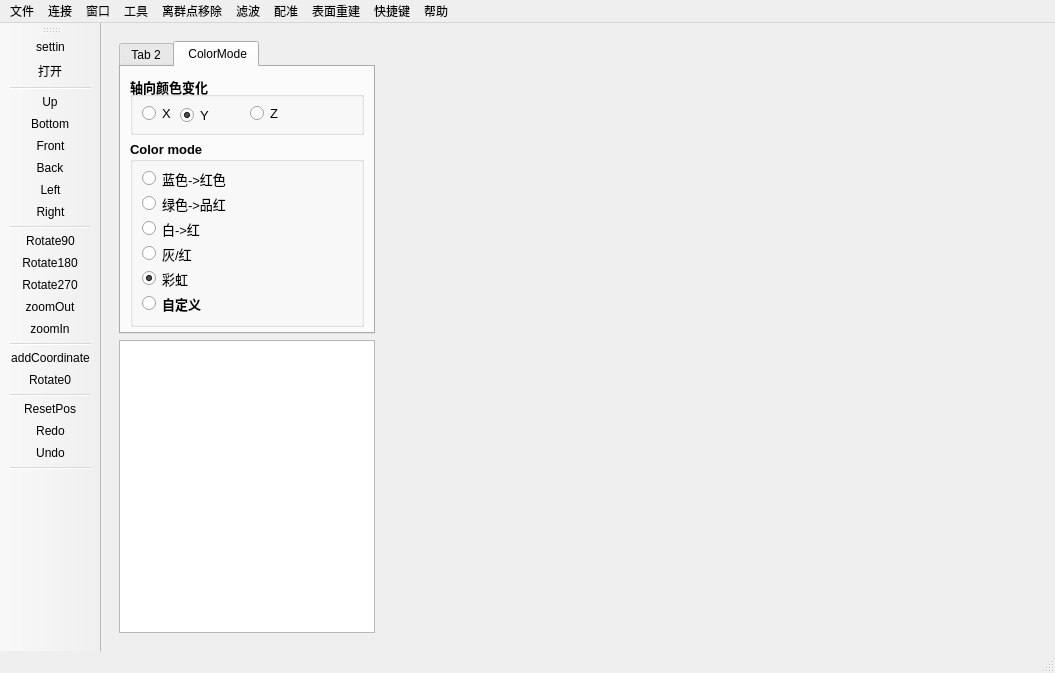
Above: pclvisualizer.ui from luolaihua/point-cloud-viewer before the change. Below: the same form after it.
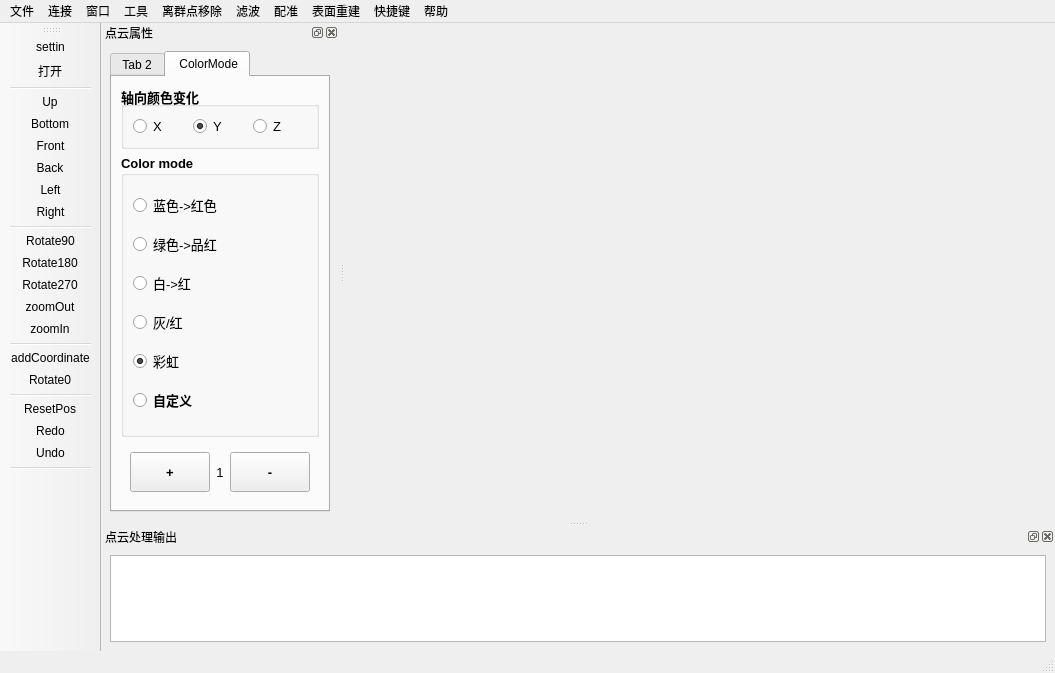
That is the form after the change. The open tabs and pages were chosen to show the change. Icons and pictures are not drawn. Custom widgets are drawn as their Qt base class.

Commit message: 增加dock窗口，以及listWidget

```diff
--- a/pclvisualizer.ui
+++ b/pclvisualizer.ui
@@ -14,389 +14,8 @@
    <string>PCLVisualizer</string>
   </property>
   <widget class="QWidget" name="centralwidget">
-   <layout class="QHBoxLayout" name="horizontalLayout_4">
-    <item>
-     <widget class="QWidget" name="widget_2" native="true">
-      <property name="sizePolicy">
-       <sizepolicy hsizetype="Expanding" vsizetype="Expanding">
-        <horstretch>0</horstretch>
-        <verstretch>0</verstretch>
-       </sizepolicy>
-      </property>
-      <layout class="QVBoxLayout" name="verticalLayout_4">
-       <item>
-        <widget class="QTabWidget" name="tabWidget">
-         <property name="sizePolicy">
-          <sizepolicy hsizetype="Expanding" vsizetype="Expanding">
-           <horstretch>0</horstretch>
-           <verstretch>0</verstretch>
-          </sizepolicy>
-         </property>
-         <property name="currentIndex">
-          <number>1</number>
-         </property>
-         <widget class="QWidget" name="tab_2">
-          <attribute name="title">
-           <string>Tab 2</string>
-          </attribute>
-         </widget>
-         <widget class="QWidget" name="tab">
-          <attribute name="title">
-           <string> ColorMode</string>
-          </attribute>
-          <widget class="QGroupBox" name="groupBox_ColorMode">
-           <property name="geometry">
-            <rect>
-             <x>9</x>
-             <y>74</y>
-             <width>234</width>
-             <height>186</height>
-            </rect>
-           </property>
-           <property name="sizePolicy">
-            <sizepolicy hsizetype="Expanding" vsizetype="Expanding">
-             <horstretch>0</horstretch>
-             <verstretch>0</verstretch>
-            </sizepolicy>
-           </property>
-           <property name="minimumSize">
-            <size>
-             <width>0</width>
-             <height>0</height>
-            </size>
-           </property>
-           <property name="font">
-            <font>
-             <pointsize>10</pointsize>
-             <weight>75</weight>
-             <bold>true</bold>
-            </font>
-           </property>
-           <property name="title">
-            <string>Color mode</string>
-           </property>
-           <widget class="QRadioButton" name="radioButton_BlueRed">
-            <property name="geometry">
-             <rect>
-              <x>12</x>
-              <y>28</y>
-              <width>91</width>
-              <height>19</height>
-             </rect>
-            </property>
-            <property name="font">
-             <font>
-              <pointsize>10</pointsize>
-              <weight>50</weight>
-              <bold>false</bold>
-             </font>
-            </property>
-            <property name="text">
-             <string>蓝色-&gt;红色</string>
-            </property>
-           </widget>
-           <widget class="QRadioButton" name="radioButton_GreenMagenta">
-            <property name="geometry">
-             <rect>
-              <x>12</x>
-              <y>53</y>
-              <width>91</width>
-              <height>19</height>
-             </rect>
-            </property>
-            <property name="font">
-             <font>
-              <pointsize>10</pointsize>
-              <weight>50</weight>
-              <bold>false</bold>
-             </font>
-            </property>
-            <property name="text">
-             <string>绿色-&gt;品红</string>
-            </property>
-           </widget>
-           <widget class="QRadioButton" name="radioButton_WhiteRed">
-            <property name="geometry">
-             <rect>
-              <x>12</x>
-              <y>78</y>
-              <width>65</width>
-              <height>19</height>
-             </rect>
-            </property>
-            <property name="font">
-             <font>
-              <pointsize>10</pointsize>
-              <weight>50</weight>
-              <bold>false</bold>
-             </font>
-            </property>
-            <property name="text">
-             <string>白-&gt;红</string>
-            </property>
-           </widget>
-           <widget class="QRadioButton" name="radioButton_GreyRed">
-            <property name="geometry">
-             <rect>
-              <x>12</x>
-              <y>103</y>
-              <width>58</width>
-              <height>19</height>
-             </rect>
-            </property>
-            <property name="font">
-             <font>
-              <pointsize>10</pointsize>
-              <weight>50</weight>
-              <bold>false</bold>
-             </font>
-            </property>
-            <property name="text">
-             <string>灰/红</string>
-            </property>
-           </widget>
-           <widget class="QRadioButton" name="radioButton_Rainbow">
-            <property name="geometry">
-             <rect>
-              <x>12</x>
-              <y>128</y>
-              <width>51</width>
-              <height>19</height>
-             </rect>
-            </property>
-            <property name="font">
-             <font>
-              <pointsize>10</pointsize>
-              <weight>50</weight>
-              <bold>false</bold>
-             </font>
-            </property>
-            <property name="text">
-             <string>彩虹</string>
-            </property>
-            <property name="checked">
-             <bool>true</bool>
-            </property>
-           </widget>
-           <widget class="QRadioButton" name="radioButton_others">
-            <property name="geometry">
-             <rect>
-              <x>12</x>
-              <y>153</y>
-              <width>67</width>
-              <height>19</height>
-             </rect>
-            </property>
-            <property name="text">
-             <string>自定义</string>
-            </property>
-           </widget>
-          </widget>
-          <widget class="QWidget" name="widget" native="true">
-           <property name="geometry">
-            <rect>
-             <x>9</x>
-             <y>266</y>
-             <width>197</width>
-             <height>58</height>
-            </rect>
-           </property>
-           <layout class="QHBoxLayout" name="horizontalLayout_3">
-            <item>
-             <widget class="QPushButton" name="pushButton_inc">
-              <property name="sizePolicy">
-               <sizepolicy hsizetype="Fixed" vsizetype="Fixed">
-                <horstretch>0</horstretch>
-                <verstretch>0</verstretch>
-               </sizepolicy>
-              </property>
-              <property name="minimumSize">
-               <size>
-                <width>50</width>
-                <height>40</height>
-               </size>
-              </property>
-              <property name="font">
-               <font>
-                <pointsize>10</pointsize>
-                <weight>75</weight>
-                <bold>true</bold>
-               </font>
-              </property>
-              <property name="text">
-               <string>+</string>
-              </property>
-             </widget>
-            </item>
-            <item>
-             <widget class="QLabel" name="label_pointSize">
-              <property name="sizePolicy">
-               <sizepolicy hsizetype="Preferred" vsizetype="Preferred">
-                <horstretch>0</horstretch>
-                <verstretch>0</verstretch>
-               </sizepolicy>
-              </property>
-              <property name="font">
-               <font>
-                <pointsize>10</pointsize>
-               </font>
-              </property>
-              <property name="layoutDirection">
-               <enum>Qt::LeftToRight</enum>
-              </property>
-              <property name="frameShape">
-               <enum>QFrame::NoFrame</enum>
-              </property>
-              <property name="lineWidth">
-               <number>1</number>
-              </property>
-              <property name="text">
-               <string>1</string>
-              </property>
-              <property name="alignment">
-               <set>Qt::AlignCenter</set>
-              </property>
-             </widget>
-            </item>
-            <item>
-             <widget class="QPushButton" name="pushButton_dec">
-              <property name="sizePolicy">
-               <sizepolicy hsizetype="Fixed" vsizetype="Preferred">
-                <horstretch>0</horstretch>
-                <verstretch>0</verstretch>
-               </sizepolicy>
-              </property>
-              <property name="minimumSize">
-               <size>
-                <width>50</width>
-                <height>40</height>
-               </size>
-              </property>
-              <property name="font">
-               <font>
-                <pointsize>10</pointsize>
-                <weight>75</weight>
-                <bold>true</bold>
-               </font>
-              </property>
-              <property name="text">
-               <string>-</string>
-              </property>
-             </widget>
-            </item>
-           </layout>
-          </widget>
-          <widget class="QGroupBox" name="groupBox_Axis">
-           <property name="geometry">
-            <rect>
-             <x>9</x>
-             <y>9</y>
-             <width>234</width>
-             <height>59</height>
-            </rect>
-           </property>
-           <property name="sizePolicy">
-            <sizepolicy hsizetype="Preferred" vsizetype="Preferred">
-             <horstretch>0</horstretch>
-             <verstretch>0</verstretch>
-            </sizepolicy>
-           </property>
-           <property name="minimumSize">
-            <size>
-             <width>0</width>
-             <height>0</height>
-            </size>
-           </property>
-           <property name="font">
-            <font>
-             <pointsize>10</pointsize>
-             <weight>75</weight>
-             <bold>true</bold>
-            </font>
-           </property>
-           <property name="title">
-            <string>轴向颜色变化</string>
-           </property>
-           <widget class="QRadioButton" name="radioButton_x">
-            <property name="geometry">
-             <rect>
-              <x>12</x>
-              <y>28</y>
-              <width>32</width>
-              <height>19</height>
-             </rect>
-            </property>
-            <property name="font">
-             <font>
-              <pointsize>10</pointsize>
-              <weight>50</weight>
-              <bold>false</bold>
-             </font>
-            </property>
-            <property name="text">
-             <string>X</string>
-            </property>
-            <property name="checked">
-             <bool>false</bool>
-            </property>
-           </widget>
-           <widget class="QRadioButton" name="radioButton_y">
-            <property name="geometry">
-             <rect>
-              <x>50</x>
-              <y>30</y>
-              <width>32</width>
-              <height>19</height>
-             </rect>
-            </property>
-            <property name="font">
-             <font>
-              <pointsize>10</pointsize>
-              <weight>50</weight>
-              <bold>false</bold>
-             </font>
-            </property>
-            <property name="text">
-             <string>Y</string>
-            </property>
-            <property name="checked">
-             <bool>true</bool>
-            </property>
-           </widget>
-           <widget class="QRadioButton" name="radioButton_z">
-            <property name="geometry">
-             <rect>
-              <x>120</x>
-              <y>28</y>
-              <width>32</width>
-              <height>19</height>
-             </rect>
-            </property>
-            <property name="font">
-             <font>
-              <pointsize>10</pointsize>
-              <weight>50</weight>
-              <bold>false</bold>
-             </font>
-            </property>
-            <property name="text">
-             <string>Z</string>
-            </property>
-            <property name="checked">
-             <bool>false</bool>
-            </property>
-           </widget>
-          </widget>
-         </widget>
-        </widget>
-       </item>
-       <item>
-        <widget class="QListView" name="listView"/>
-       </item>
-      </layout>
-     </widget>
-    </item>
-    <item>
+   <layout class="QGridLayout" name="gridLayout_3">
+    <item row="0" column="0">
      <widget class="QVTKWidget" name="qvtkWidget">
       <property name="sizePolicy">
        <sizepolicy hsizetype="Expanding" vsizetype="Expanding">
@@ -621,6 +240,340 @@
    <addaction name="separator"/>
   </widget>
   <widget class="QStatusBar" name="statusbar"/>
+  <widget class="QDockWidget" name="consoleDock">
+   <property name="windowTitle">
+    <string>点云处理输出</string>
+   </property>
+   <attribute name="dockWidgetArea">
+    <number>8</number>
+   </attribute>
+   <widget class="QWidget" name="dockWidgetContents">
+    <layout class="QGridLayout" name="gridLayout">
+     <item row="0" column="0">
+      <widget class="QListWidget" name="logList">
+       <property name="editTriggers">
+        <set>QAbstractItemView::AllEditTriggers</set>
+       </property>
+       <property name="selectionMode">
+        <enum>QAbstractItemView::SingleSelection</enum>
+       </property>
+      </widget>
+     </item>
+    </layout>
+   </widget>
+  </widget>
+  <widget class="QDockWidget" name="propertyDock">
+   <property name="windowTitle">
+    <string>点云属性</string>
+   </property>
+   <attribute name="dockWidgetArea">
+    <number>1</number>
+   </attribute>
+   <widget class="QWidget" name="dockWidgetContents_2">
+    <layout class="QVBoxLayout" name="verticalLayout">
+     <item>
+      <widget class="QTabWidget" name="tabWidget">
+       <property name="sizePolicy">
+        <sizepolicy hsizetype="Expanding" vsizetype="Expanding">
+         <horstretch>0</horstretch>
+         <verstretch>0</verstretch>
+        </sizepolicy>
+       </property>
+       <property name="currentIndex">
+        <number>0</number>
+       </property>
+       <widget class="QWidget" name="tab_2">
+        <attribute name="title">
+         <string>Tab 2</string>
+        </attribute>
+       </widget>
+       <widget class="QWidget" name="tab">
+        <attribute name="title">
+         <string> ColorMode</string>
+        </attribute>
+        <layout class="QVBoxLayout" name="verticalLayout_3">
+         <item>
+          <widget class="QGroupBox" name="groupBox_Axis">
+           <property name="sizePolicy">
+            <sizepolicy hsizetype="Preferred" vsizetype="Preferred">
+             <horstretch>0</horstretch>
+             <verstretch>0</verstretch>
+            </sizepolicy>
+           </property>
+           <property name="minimumSize">
+            <size>
+             <width>0</width>
+             <height>0</height>
+            </size>
+           </property>
+           <property name="font">
+            <font>
+             <pointsize>10</pointsize>
+             <weight>75</weight>
+             <bold>true</bold>
+            </font>
+           </property>
+           <property name="title">
+            <string>轴向颜色变化</string>
+           </property>
+           <layout class="QHBoxLayout" name="horizontalLayout">
+            <item>
+             <widget class="QRadioButton" name="radioButton_x">
+              <property name="font">
+               <font>
+                <pointsize>10</pointsize>
+                <weight>50</weight>
+                <bold>false</bold>
+               </font>
+              </property>
+              <property name="text">
+               <string>X</string>
+              </property>
+              <property name="checked">
+               <bool>false</bool>
+              </property>
+             </widget>
+            </item>
+            <item>
+             <widget class="QRadioButton" name="radioButton_y">
+              <property name="font">
+               <font>
+                <pointsize>10</pointsize>
+                <weight>50</weight>
+                <bold>false</bold>
+               </font>
+              </property>
+              <property name="text">
+               <string>Y</string>
+              </property>
+              <property name="checked">
+               <bool>true</bool>
+              </property>
+             </widget>
+            </item>
+            <item>
+             <widget class="QRadioButton" name="radioButton_z">
+              <property name="font">
+               <font>
+                <pointsize>10</pointsize>
+                <weight>50</weight>
+                <bold>false</bold>
+               </font>
+              </property>
+              <property name="text">
+               <string>Z</string>
+              </property>
+              <property name="checked">
+               <bool>false</bool>
+              </property>
+             </widget>
+            </item>
+           </layout>
+          </widget>
+         </item>
+         <item>
+          <widget class="QGroupBox" name="groupBox_ColorMode">
+           <property name="sizePolicy">
+            <sizepolicy hsizetype="Expanding" vsizetype="Expanding">
+             <horstretch>0</horstretch>
+             <verstretch>0</verstretch>
+            </sizepolicy>
+           </property>
+           <property name="minimumSize">
+            <size>
+             <width>0</width>
+             <height>0</height>
+            </size>
+           </property>
+           <property name="font">
+            <font>
+             <pointsize>10</pointsize>
+             <weight>75</weight>
+             <bold>true</bold>
+            </font>
+           </property>
+           <property name="title">
+            <string>Color mode</string>
+           </property>
+           <layout class="QVBoxLayout" name="verticalLayout_2">
+            <item>
+             <widget class="QRadioButton" name="radioButton_BlueRed">
+              <property name="font">
+               <font>
+                <pointsize>10</pointsize>
+                <weight>50</weight>
+                <bold>false</bold>
+               </font>
+              </property>
+              <property name="text">
+               <string>蓝色-&gt;红色</string>
+              </property>
+             </widget>
+            </item>
+            <item>
+             <widget class="QRadioButton" name="radioButton_GreenMagenta">
+              <property name="font">
+               <font>
+                <pointsize>10</pointsize>
+                <weight>50</weight>
+                <bold>false</bold>
+               </font>
+              </property>
+              <property name="text">
+               <string>绿色-&gt;品红</string>
+              </property>
+             </widget>
+            </item>
+            <item>
+             <widget class="QRadioButton" name="radioButton_WhiteRed">
+              <property name="font">
+               <font>
+                <pointsize>10</pointsize>
+                <weight>50</weight>
+                <bold>false</bold>
+               </font>
+              </property>
+              <property name="text">
+               <string>白-&gt;红</string>
+              </property>
+             </widget>
+            </item>
+            <item>
+             <widget class="QRadioButton" name="radioButton_GreyRed">
+              <property name="font">
+               <font>
+                <pointsize>10</pointsize>
+                <weight>50</weight>
+                <bold>false</bold>
+               </font>
+              </property>
+              <property name="text">
+               <string>灰/红</string>
+              </property>
+             </widget>
+            </item>
+            <item>
+             <widget class="QRadioButton" name="radioButton_Rainbow">
+              <property name="font">
+               <font>
+                <pointsize>10</pointsize>
+                <weight>50</weight>
+                <bold>false</bold>
+               </font>
+              </property>
+              <property name="text">
+               <string>彩虹</string>
+              </property>
+              <property name="checked">
+               <bool>true</bool>
+              </property>
+             </widget>
+            </item>
+            <item>
+             <widget class="QRadioButton" name="radioButton_others">
+              <property name="text">
+               <string>自定义</string>
+              </property>
+             </widget>
+            </item>
+           </layout>
+          </widget>
+         </item>
+         <item>
+          <widget class="QWidget" name="widget" native="true">
+           <layout class="QHBoxLayout" name="horizontalLayout_3">
+            <item>
+             <widget class="QPushButton" name="pushButton_inc">
+              <property name="sizePolicy">
+               <sizepolicy hsizetype="Fixed" vsizetype="Fixed">
+                <horstretch>0</horstretch>
+                <verstretch>0</verstretch>
+               </sizepolicy>
+              </property>
+              <property name="minimumSize">
+               <size>
+                <width>50</width>
+                <height>40</height>
+               </size>
+              </property>
+              <property name="font">
+               <font>
+                <pointsize>10</pointsize>
+                <weight>75</weight>
+                <bold>true</bold>
+               </font>
+              </property>
+              <property name="text">
+               <string>+</string>
+              </property>
+             </widget>
+            </item>
+            <item>
+             <widget class="QLabel" name="label_pointSize">
+              <property name="sizePolicy">
+               <sizepolicy hsizetype="Preferred" vsizetype="Preferred">
+                <horstretch>0</horstretch>
+                <verstretch>0</verstretch>
+               </sizepolicy>
+              </property>
+              <property name="font">
+               <font>
+                <pointsize>10</pointsize>
+               </font>
+              </property>
+              <property name="layoutDirection">
+               <enum>Qt::LeftToRight</enum>
+              </property>
+              <property name="frameShape">
+               <enum>QFrame::NoFrame</enum>
+              </property>
+              <property name="lineWidth">
+               <number>1</number>
+              </property>
+              <property name="text">
+               <string>1</string>
+              </property>
+              <property name="alignment">
+               <set>Qt::AlignCenter</set>
+              </property>
+             </widget>
+            </item>
+            <item>
+             <widget class="QPushButton" name="pushButton_dec">
+              <property name="sizePolicy">
+               <sizepolicy hsizetype="Fixed" vsizetype="Preferred">
+                <horstretch>0</horstretch>
+                <verstretch>0</verstretch>
+               </sizepolicy>
+              </property>
+              <property name="minimumSize">
+               <size>
+                <width>50</width>
+                <height>40</height>
+               </size>
+              </property>
+              <property name="font">
+               <font>
+                <pointsize>10</pointsize>
+                <weight>75</weight>
+                <bold>true</bold>
+               </font>
+              </property>
+              <property name="text">
+               <string>-</string>
+              </property>
+             </widget>
+            </item>
+           </layout>
+          </widget>
+         </item>
+        </layout>
+       </widget>
+      </widget>
+     </item>
+    </layout>
+   </widget>
+  </widget>
   <action name="actionCameraview">
    <property name="icon">
     <iconset resource="images.qrc">
```
The commit also changes 2 other files.
